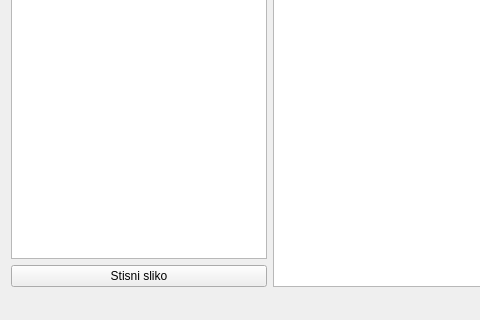
The window that mainwindow.ui (gmenih/rv-ctimage) describes before a commit, drawn with Qt 5; both pictures show x 0 to 480 and y 280 to 600 of the 810 by 600 pixel window.
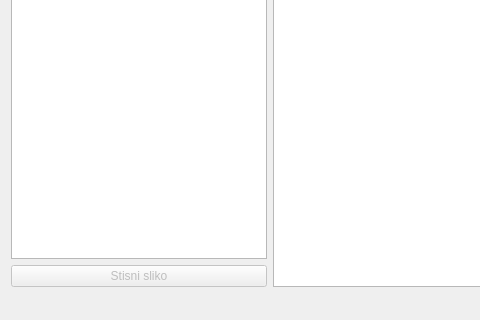
The same window after the commit.

```diff
--- a/mainwindow.ui
+++ b/mainwindow.ui
@@ -37,7 +37,7 @@
       <item>
        <widget class="QPushButton" name="compressPB">
         <property name="enabled">
-         <bool>true</bool>
+         <bool>false</bool>
         </property>
         <property name="text">
          <string>Stisni sliko</string>
```
